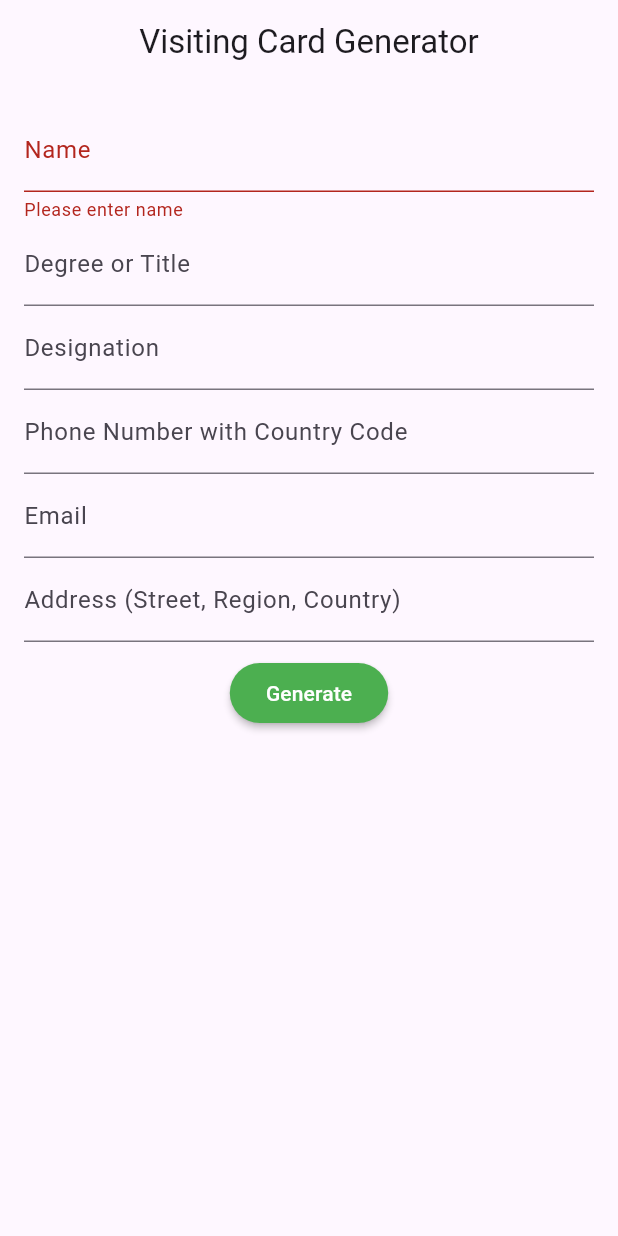
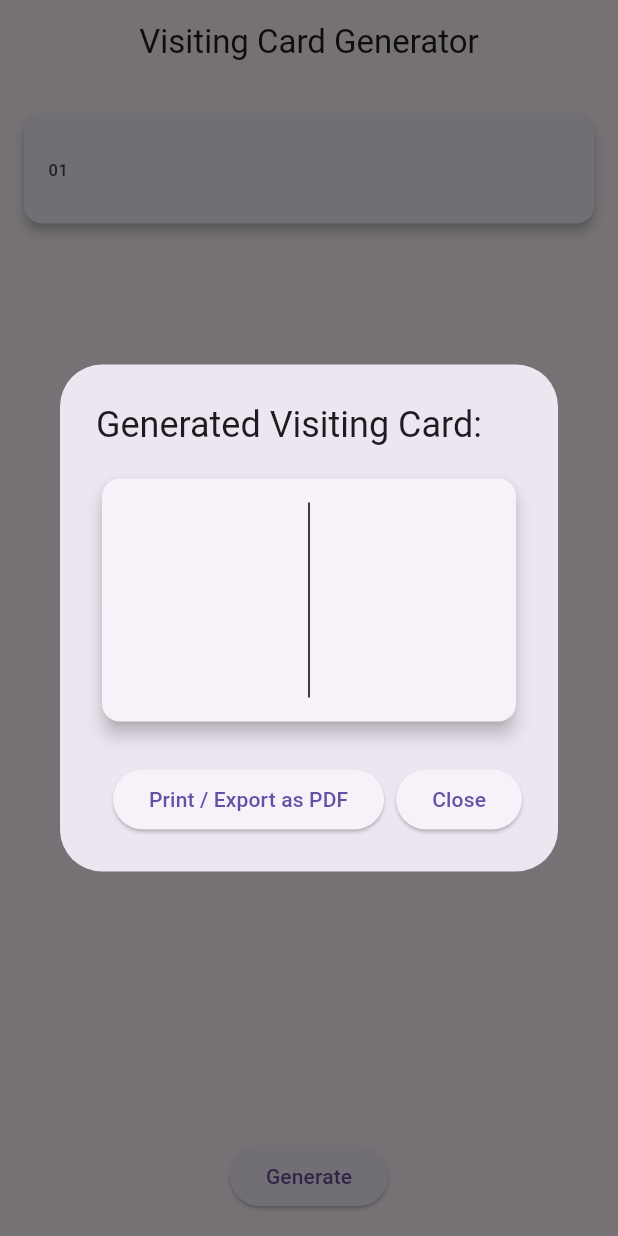
Before and after one commit to itsMHmoon/visiting-card_generator, a Flutter app: the screen it shows after launch, after a tap on "Generate", on a phone screen of 412 x 824 dp. Run offline on Flutter 3.47's test engine with Material 3 defaults, Android fonts, the phone set to English and light mode, and no system bars; our stand-ins replace google_fonts, pdf, printing, sqflite; accounts and stored records are empty.

Commit message:
Initial commit

```diff
--- a/lib/main.dart
+++ b/lib/main.dart
@@ -36,6 +36,7 @@ class _VisitingCardFormState extends State<VisitingCardForm> {
   String email = "";
   String address = "";
   int uniqueId = 0;
+  List<Map<String, String>> previousCards = [];
 
   Future<void> _printCard() async {
     final pdf = pw.Document();
@@ -77,9 +78,9 @@ class _VisitingCardFormState extends State<VisitingCardForm> {
                   child: pw.Column(
                     crossAxisAlignment: pw.CrossAxisAlignment.start,
                     children: [
-                      if (phone.isNotEmpty) pw.Text(phone),
-                      if (email.isNotEmpty) pw.Row(children: [pw.Icon (Icons.phone_android_rounded as pw.IconData, size: 17,), pw.SizedBox(width: 3), pw.Text(email)]),
-                      if (address.isNotEmpty) pw.Row(children: [pw.Icon(pw.IconData(0xe0c8)), pw.SizedBox(width: 3), pw.Text(address)]),
+                      if (phone.isNotEmpty) pw.Row(children: [pw.Text("📞 "), pw.Text(phone)]),
+                      if (email.isNotEmpty) pw.Row(children: [pw.Text("✉ "), pw.Text(email)]),
+                      if (address.isNotEmpty) pw.Row(children: [pw.Text("📍 "), pw.Text(address)]),
                     ],
                   ),
                 ),
@@ -90,17 +91,29 @@ class _VisitingCardFormState extends State<VisitingCardForm> {
       ),
     );
 
-
     await Printing.layoutPdf(onLayout: (PdfPageFormat format) async => pdf.save());
   }
 
   void _showGeneratedCard() {
+    setState(() {
+      previousCards.insert(0, {
+        "name": name,
+        "degree": degree,
+        "designation": designation,
+        "phone": phone,
+        "email": email,
+        "address": address,
+      });
+    });
+
     showDialog(
       context: context,
       builder: (BuildContext context) {
         return AlertDialog(
           title: Text('Generated Visiting Card:'),
-          content: SizedBox(
+          content: SingleChildScrollView(
+            child: Center(
+              child: SizedBox(
                 width: 300,
                 height: 170,
                 child: Card(
@@ -114,15 +127,13 @@ class _VisitingCardFormState extends State<VisitingCardForm> {
                           child: Column(
                             crossAxisAlignment: CrossAxisAlignment.end,
                             children: [
-                          Padding(padding: EdgeInsets.only(top: 7)),
-                          if (name.isNotEmpty) Text(
+                              if (name.isNotEmpty)
+                                Text(
                                   name,
                                   style: GoogleFonts.oswald(fontSize: 18, color: Colors.blue[900]),
                                 ),
-                          Padding(padding: EdgeInsets.only(top: 2)),
-                          if (degree.isNotEmpty) Text(degree, style: GoogleFonts.jost(fontSize: 14, color: Colors.black)),
-                          Padding(padding: EdgeInsets.only(top: 2)),
-                          if (designation.isNotEmpty) Text(designation, style: GoogleFonts.jost(fontSize: 16, color: Colors.black)),
+                              if (degree.isNotEmpty) Text(degree, style: GoogleFonts.jost(fontSize: 14)),
+                              if (designation.isNotEmpty) Text(designation, style: GoogleFonts.jost(fontSize: 16)),
                             ],
                           ),
                         ),
@@ -131,14 +142,9 @@ class _VisitingCardFormState extends State<VisitingCardForm> {
                           child: Column(
                             crossAxisAlignment: CrossAxisAlignment.start,
                             children: [
-                          Padding(padding: EdgeInsets.only(top: 10)),
-                          if (phone.isNotEmpty) Row(
-                            children: [
-                              Icon (Icons.phone_android_rounded, size: 17,), SizedBox(width: 4), Text(phone, style: GoogleFonts.nunito(fontSize: 12, color: Colors.black),)]),
-                          Padding(padding: EdgeInsets.only(top: 7)),
-                          if (email.isNotEmpty) Row(children: [Icon(Icons.email_rounded, size: 17,), SizedBox(width: 4), Text(email, style: GoogleFonts.nunito(fontSize: 12, color: Colors.black),)]),
-                          Padding(padding: EdgeInsets.only(top: 7)),
-                          if (address.isNotEmpty) Row (children: [Icon(Icons.location_city_rounded, size: 17), SizedBox(width: 4), Text(address, style: GoogleFonts.nunito(fontSize: 12, color: Colors.black),)]),
+                              if (phone.isNotEmpty) Row(children: [Icon(Icons.phone, size: 17), SizedBox(width: 4), Text(phone)]),
+                              if (email.isNotEmpty) Row(children: [Icon(Icons.email, size: 17), SizedBox(width: 4), Text(email)]),
+                              if (address.isNotEmpty) Row(children: [Icon(Icons.location_on, size: 17), SizedBox(width: 4), Text(address)]),
                             ],
                           ),
                         ),
@@ -147,15 +153,14 @@ class _VisitingCardFormState extends State<VisitingCardForm> {
                   ),
                 ),
               ),
+            ),
+          ),
           actions: [
-            Text('Unique ID: $uniqueId', style: GoogleFonts.abel(fontSize: 7, color: Color.fromARGB(101, 77, 76, 76))),
             ElevatedButton(
-              style: ElevatedButton.styleFrom(backgroundColor: Colors.blue, foregroundColor: Colors.white, elevation: 2),
               onPressed: _printCard,
               child: Text('Print / Export as PDF'),
             ),
             ElevatedButton(
-              style: ElevatedButton.styleFrom(backgroundColor: Colors.redAccent, foregroundColor: Colors.white, elevation: 2),
               onPressed: () => Navigator.of(context).pop(),
               child: Text('Close'),
             ),
@@ -174,55 +179,34 @@ class _VisitingCardFormState extends State<VisitingCardForm> {
       ),
       body: Padding(
         padding: EdgeInsets.all(16.0),
-        child: Form(
-          key: _formKey,
-          child: SingleChildScrollView(
         child: Column(
           children: [
-                TextFormField(
-                  decoration: InputDecoration(labelText: 'Name'),
-                  onChanged: (value) => name = value.toUpperCase(),
-                  validator: (value) => value!.isEmpty ? 'Please enter name' : null,
+            Expanded(
+              child: ListView.builder(
+                itemCount: previousCards.length,
+                itemBuilder: (context, index) {
+                  final card = previousCards[index];
+                  return GestureDetector(
+                    onTap: _showGeneratedCard,
+                    onDoubleTap: () {},
+                    child: Card(
+                      elevation: 3,
+                      margin: EdgeInsets.symmetric(vertical: 5),
+                      child: ListTile(
+                        leading: Text("${(index + 1).toString().padLeft(2, '0')}"),
+                        title: Text(card["name"] ?? ""),
+                        subtitle: Text(card["phone"] ?? ""),
                       ),
-                TextFormField(
-                  decoration: InputDecoration(labelText: 'Degree or Title'),
-                  onChanged: (value) => degree = value,
                     ),
-                TextFormField(
-                  decoration: InputDecoration(labelText: 'Designation'),
-                  onChanged: (value) => designation = value,
+                  );
+                },
               ),
-                TextFormField(
-                  decoration: InputDecoration(labelText: 'Phone Number with Country Code'),
-                  keyboardType: TextInputType.phone,
-                  onChanged: (value) => phone = value,
             ),
-                TextFormField(
-                  decoration: InputDecoration(labelText: 'Email'),
-                  keyboardType: TextInputType.emailAddress,
-                  onChanged: (value) => email = value.toLowerCase(),
-                ),
-                TextFormField(
-                  decoration: InputDecoration(labelText: 'Address (Street, Region, Country)'),
-                  onChanged: (value) => address = value,
-                ),
-                SizedBox(height: 10),
             ElevatedButton(
-                  style: ElevatedButton.styleFrom(backgroundColor: Colors.green, foregroundColor: Colors.white, elevation: 2),
-                  onPressed: () {
-                    if (_formKey.currentState!.validate()) {
-                      setState(() {
-                        uniqueId = DateTime.now().millisecondsSinceEpoch;
-                      });
-                      _showGeneratedCard();
-                    }
-                  },
+              onPressed: _showGeneratedCard,
               child: Text('Generate'),
             ),
-
           ],
-            ),
-          ),
         ),
       ),
     );
```
Also changed, not shown: lib/screens/queue_page.dart (added, +230 -0 lines), 125 other files. Lines whose indentation alone changed are shown as unchanged.
